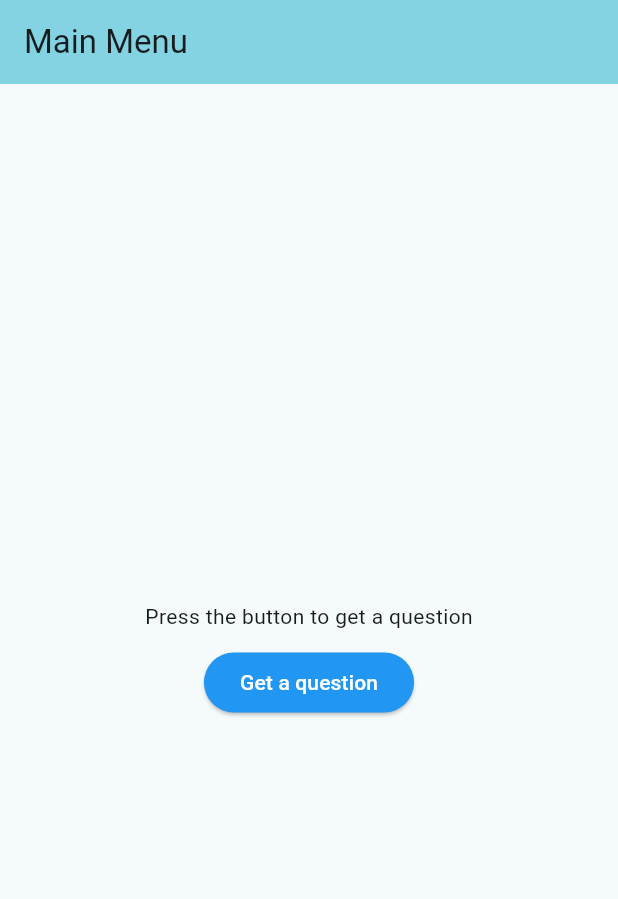
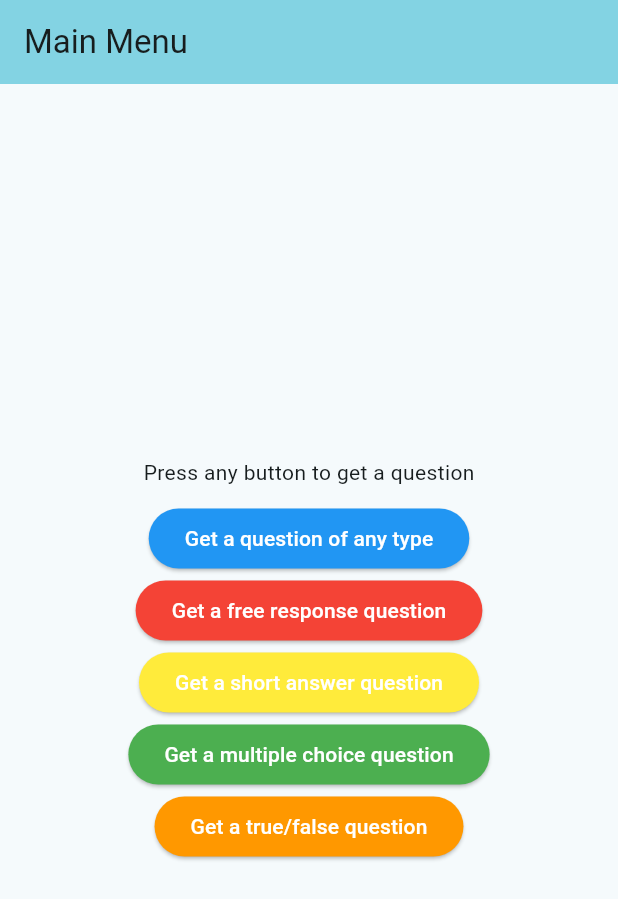
Before and after one commit to nacl-gb3/studybinder, a Flutter app: the screen it shows after launch, on a phone screen of 412 x 824 dp. Shown: the top 899 px of the screen. Run offline on Flutter 3.47's test engine with Material 3 defaults, Android fonts, the phone set to English and light mode, and no system bars; our stand-ins replace drift, sqlite3_flutter_libs; missing offline and left inert: sqlite3; accounts and stored records are empty; generated files the repository leaves out were written again.

Commit message:
Added random functionality per question type

```diff
--- a/lib/main.dart
+++ b/lib/main.dart
@@ -1,7 +1,5 @@
 import 'package:flutter/material.dart';
-import 'package:flutter/foundation.dart';
-import 'instance.dart';
-import 'questionpage.dart';
+import 'pages/home.dart';
 
 void main() {
 	runApp(const MyApp());
@@ -38,111 +36,3 @@ class MyApp extends StatelessWidget {
     );
   }
 }
-
-class MyHomePage extends StatefulWidget {
-	const MyHomePage({super.key, required this.title});
-
-	// This widget is the home page of your application. It is stateful, meaning
-	// that it has a State object (defined below) that contains fields that affect
-	// how it looks.
-
-	// This class is the configuration for the state. It holds the values (in this
-	// case the title) provided by the parent (in this case the App widget) and
-	// used by the build method of the State. Fields in a Widget subclass are
-	// always marked "final".
-
-	final String title;
-
-	@override
-	State<MyHomePage> createState() => _MyHomePageState();
-	}
-
-class _MyHomePageState extends State<MyHomePage> {
-	void _enterQuestionView(BuildContext context) {
-		Navigator.push(
-			context,
-			MaterialPageRoute(
-				builder: (_) => const MyQuestionPage(title: "Question Page"),
-			),
-		);
-	}
-
-	@override
-	void initState() {
-		//if (!kIsWeb) {
-		Instance.setCourseDatabase();
-		//}
-		super.initState();
-	}
-
-	@override
-	void dispose() {
-		//if (!kIsWeb) {
-		Instance.onClose();
-		//}
-		super.dispose();
-	}
-
-	@override
-	Widget build(BuildContext context) {
-		// This method is rerun every time setState is called, for instance as done
-		// by the _incrementCounter method above.
-		//
-		// The Flutter framework has been optimized to make rerunning build methods
-		// fast, so that you can just rebuild anything that needs updating rather
-		// than having to individually change instances of widgets.
-    return Scaffold(
-      appBar: AppBar(
-        // TRY THIS: Try changing the color here to a specific color (to
-        // Colors.amber, perhaps?) and trigger a hot reload to see the AppBar
-        // change color while the other colors stay the same.
-        backgroundColor: Theme.of(context).colorScheme.inversePrimary,
-        // Here we take the value from the MyHomePage object that was created by
-        // the App.build method, and use it to set our appbar title.
-        title: Text(widget.title),
-      ),
-      body: Center(
-        // Center is a layout widget. It takes a single child and positions it
-        // in the middle of the parent.
-        child: Column(
-          // Column is also a layout widget. It takes a list of children and
-          // arranges them vertically. By default, it sizes itself to fit its
-          // children horizontally, and tries to be as tall as its parent.
-          //
-          // Column has various properties to control how it sizes itself and
-          // how it positions its children. Here we use mainAxisAlignment to
-          // center the children vertically; the main axis here is the vertical
-          // axis because Columns are vertical (the cross axis would be
-          // horizontal).
-          //
-          // TRY THIS: Invoke "debug painting" (choose the "Toggle Debug Paint"
-          // action in the IDE, or press "p" in the console), to see the
-          // wireframe for each widget.
-          mainAxisAlignment: MainAxisAlignment.center,
-          children: <Widget>[
-            const Text(
-              "Press the button to get a question",
-            ),
-			const Padding(
-				padding: EdgeInsets.all(5.0),
-			),
-			ElevatedButton(
-				style: ElevatedButton.styleFrom(
-					backgroundColor: Colors.blue,
-				),
-				onPressed: () => {
-					_enterQuestionView(context),
-				},
-				child: const Text(
-					"Get a question",
-					style: TextStyle(
-						color: Colors.white,
-					),
-				),
-			), // This trailing comma makes auto-formatting nicer for build methods.
-          ],
-        ),
-      ),
-    );
-  }
-}
--- a/lib/native/drift.dart
+++ b/lib/native/drift.dart
@@ -4,8 +4,20 @@ import '../user.dart';
 import '../question.dart';
 import 'appdb.dart';
 
-Future<Question> getRandomQuestionNative(User user, AppDatabase db) async {
-	List<QuestionEntry> questionEntries = await db.select(db.questions).get();
+Future<Question> getRandomQuestionNative(User user, AppDatabase db, QuestionTypes? questionType) async {
+    List<QuestionEntry> questionEntries;
+
+    if (questionType == null) {
+        questionEntries = await db.select(db.questions).get();
+    }
+    else {
+        int typeIndex = questionType.index;
+        String typeString = Question.QUESTION_TYPES[typeIndex];
+        questionEntries = await (db.select(db.questions)
+            ..where((qE) => qE.type.equals(typeString))
+            ).get();
+    }
+
 	Random rand = Random();
 
 	List<Question> questions = [];
--- /dev/null
+++ b/lib/pages/home.dart
@@ -0,0 +1,170 @@
+import 'package:flutter/material.dart';
+import 'package:flutter/foundation.dart';
+import 'package:studybinder/question.dart';
+import '../instance.dart';
+import 'questionpage.dart';
+
+class MyHomePage extends StatefulWidget {
+	const MyHomePage({super.key, required this.title});
+
+	// This widget is the home page of your application. It is stateful, meaning
+	// that it has a State object (defined below) that contains fields that affect
+	// how it looks.
+
+	// This class is the configuration for the state. It holds the values (in this
+	// case the title) provided by the parent (in this case the App widget) and
+	// used by the build method of the State. Fields in a Widget subclass are
+	// always marked "final".
+
+	final String title;
+
+	@override
+	State<MyHomePage> createState() => _MyHomePageState();
+	}
+
+class _MyHomePageState extends State<MyHomePage> {
+	void _enterQuestionView(BuildContext context) {
+		Navigator.push(
+			context,
+			MaterialPageRoute(
+				builder: (_) => const MyQuestionPage(title: "Question Page"),
+			),
+		);
+	}
+
+	@override
+	void initState() {
+		Instance.setCourseDatabase();
+		super.initState();
+	}
+
+	@override
+	void dispose() {
+		Instance.onClose();
+		super.dispose();
+	}
+
+	@override
+	Widget build(BuildContext context) {
+		// This method is rerun every time setState is called, for instance as done
+		// by the _incrementCounter method above.
+		//
+		// The Flutter framework has been optimized to make rerunning build methods
+		// fast, so that you can just rebuild anything that needs updating rather
+		// than having to individually change instances of widgets.
+    return Scaffold(
+      appBar: AppBar(
+        // TRY THIS: Try changing the color here to a specific color (to
+        // Colors.amber, perhaps?) and trigger a hot reload to see the AppBar
+        // change color while the other colors stay the same.
+        backgroundColor: Theme.of(context).colorScheme.inversePrimary,
+        // Here we take the value from the MyHomePage object that was created by
+        // the App.build method, and use it to set our appbar title.
+        title: Text(widget.title),
+      ),
+      body: Center(
+        // Center is a layout widget. It takes a single child and positions it
+        // in the middle of the parent.
+        child: Column(
+          // Column is also a layout widget. It takes a list of children and
+          // arranges them vertically. By default, it sizes itself to fit its
+          // children horizontally, and tries to be as tall as its parent.
+          //
+          // Column has various properties to control how it sizes itself and
+          // how it positions its children. Here we use mainAxisAlignment to
+          // center the children vertically; the main axis here is the vertical
+          // axis because Columns are vertical (the cross axis would be
+          // horizontal).
+          //
+          // TRY THIS: Invoke "debug painting" (choose the "Toggle Debug Paint"
+          // action in the IDE, or press "p" in the console), to see the
+          // wireframe for each widget.
+          mainAxisAlignment: MainAxisAlignment.center,
+          children: <Widget>[
+            const Text(
+              "Press any button to get a question",
+            ),
+			const Padding(
+				padding: EdgeInsets.all(5.0),
+			),
+			ElevatedButton(
+				style: ElevatedButton.styleFrom(
+					backgroundColor: Colors.blue,
+				),
+				onPressed: () => {
+                    Instance.nextType = null,
+					_enterQuestionView(context),
+				},
+				child: const Text(
+					"Get a question of any type",
+					style: TextStyle(
+						color: Colors.white,
+					),
+				),
+			), // This trailing comma makes auto-formatting nicer for build methods.
+			ElevatedButton(
+				style: ElevatedButton.styleFrom(
+					backgroundColor: Colors.red,
+				),
+				onPressed: () => {
+                    Instance.nextType = QuestionTypes.freeResponse,
+					_enterQuestionView(context),
+				},
+				child: const Text(
+					"Get a free response question",
+					style: TextStyle(
+						color: Colors.white,
+					),
+				),
+			), // This trailing comma makes auto-formatting nicer for build methods.
+			ElevatedButton(
+				style: ElevatedButton.styleFrom(
+					backgroundColor: Colors.yellow,
+				),
+				onPressed: () => {
+                    Instance.nextType = QuestionTypes.shortAnswer,
+					_enterQuestionView(context),
+				},
+				child: const Text(
+					"Get a short answer question",
+					style: TextStyle(
+						color: Colors.white,
+					),
+				),
+			), // This trailing comma makes auto-formatting nicer for build methods.
+			ElevatedButton(
+				style: ElevatedButton.styleFrom(
+					backgroundColor: Colors.green,
+				),
+				onPressed: () => {
+                    Instance.nextType = QuestionTypes.multipleChoice,
+					_enterQuestionView(context),
+				},
+				child: const Text(
+					"Get a multiple choice question",
+					style: TextStyle(
+						color: Colors.white,
+					),
+				),
+			), // This trailing comma makes auto-formatting nicer for build methods.
+			ElevatedButton(
+				style: ElevatedButton.styleFrom(
+					backgroundColor: Colors.orange,
+				),
+				onPressed: () => {
+                    Instance.nextType = QuestionTypes.trueFalse,
+					_enterQuestionView(context),
+				},
+				child: const Text(
+					"Get a true/false question",
+					style: TextStyle(
+						color: Colors.white,
+					),
+				),
+			), // This trailing comma makes auto-formatting nicer for build methods.
+          ],
+        ),
+      ),
+    );
+  }
+}
--- a/lib/questionpage.dart
+++ b/lib/pages/questionpage.dart
@@ -1,5 +1,5 @@
 import 'package:flutter/material.dart';
-import 'instance.dart';
+import '../instance.dart';
 
 class MyQuestionPage extends StatefulWidget {
   const MyQuestionPage({super.key, required this.title});
@@ -24,7 +24,7 @@ class _MyQuestionPageState extends State<MyQuestionPage> {
 		Colors.red
 	];
 
-	final Map<String, int> _currentColorIndex = Map();
+	final Map<String, int> _currentColorIndex = {};
 	int currentColorIndex = 0;
 
 	@override
--- a/lib/question.dart
+++ b/lib/question.dart
@@ -1,8 +1,6 @@
-import 'package:drift/drift.dart';
 import 'dart:math';
 import 'dart:convert';
 import 'native/appdb.dart';
-import 'native/tables.dart';
 
 class Question {
 	String examSemester = "";
@@ -13,6 +11,9 @@ class Question {
 	String explanation = "";
 	String answer = "";
 	List<String> possibleAnswers = [];
+
+    static final List<String> QUESTION_TYPES = ["Free Response", "Short Answer", "Multiple Choice",
+        "True/False"];
 
 	Question();
 
@@ -45,7 +46,7 @@ class Question {
 
 	List<String>? shuffleAnswers() {
 		Random rand = Random();
-		if (this.type != "Multiple Choice") {
+		if (this.type != QUESTION_TYPES[QuestionTypes.multipleChoice.index]) {
 			return null;
 		}
 
@@ -64,3 +65,10 @@ class Question {
 	}
 
 }
+
+enum QuestionTypes {
+    freeResponse,
+    shortAnswer,
+    multipleChoice,
+    trueFalse
+}
```
Also changed, not shown: lib/instance.dart (+6 -2 lines), lib/web/server.dart (+16 -7 lines).
